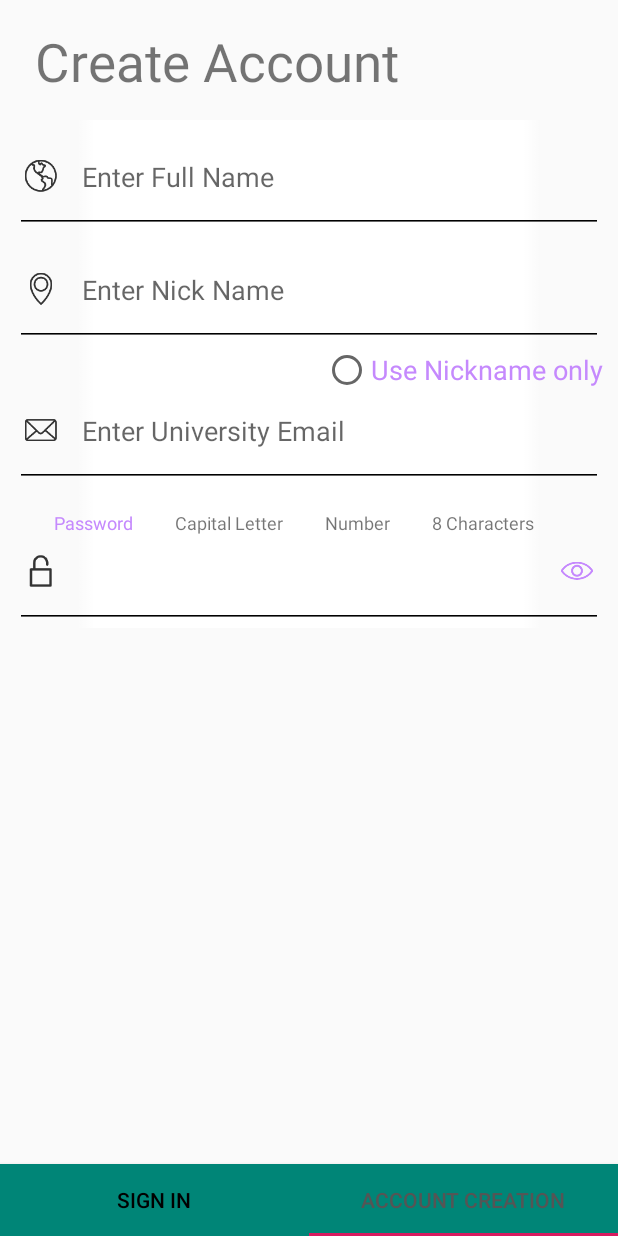
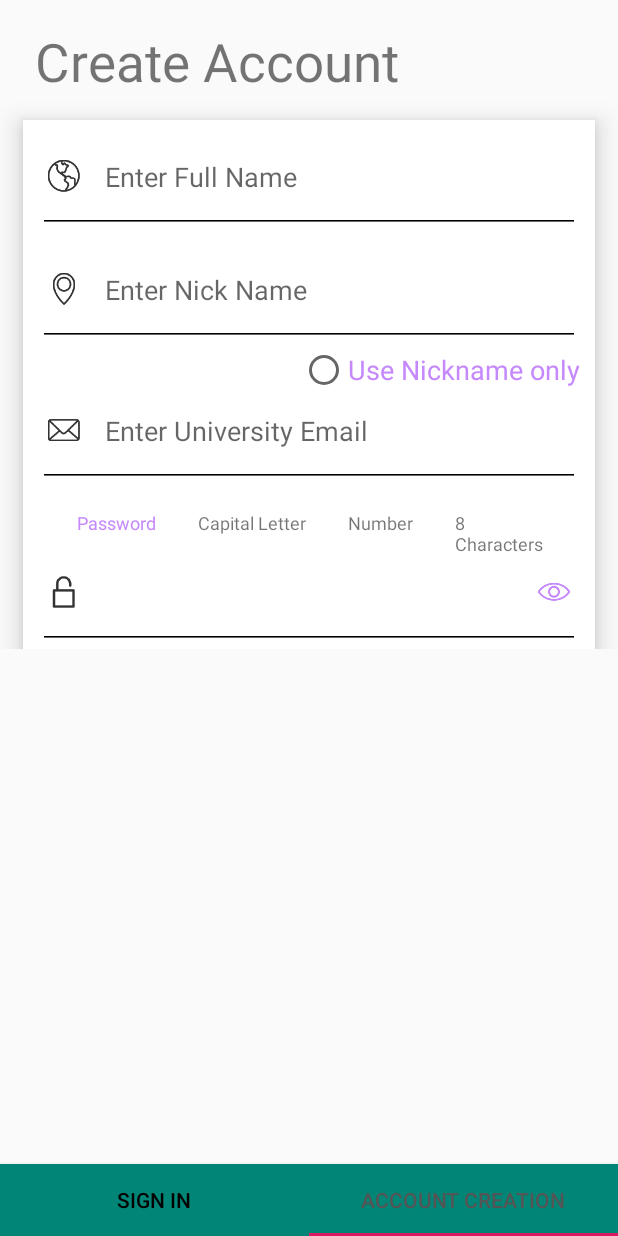
Before and after one commit to arnavk2319/StaticManage, an Android app: the screen it shows after launch (AccountCreation), item 2 of the bottom bar chosen, on a phone screen of 412 x 824 dp. Run offline under Robolectric (Android 15) with nearby library versions, the phone set to English and light mode, and no system bars.

Commit message:
updated background on activity

```diff
--- a/app/src/main/java/com/contentful/hello/android/SignUpFragment.java
+++ b/app/src/main/java/com/contentful/hello/android/SignUpFragment.java
@@ -9,6 +9,7 @@ import android.view.View;
 import android.view.ViewGroup;
 import android.widget.CompoundButton;
 import android.widget.EditText;
+import android.widget.LinearLayout;
 import android.widget.RadioButton;
 import android.widget.RadioGroup;
 import android.widget.TextView;
@@ -18,6 +19,7 @@ public class SignUpFragment extends Fragment {
     TextView createAccountTextView,passwordTextView,capitalTextView,numberTextView,eightCharTextView;
     EditText fullNameEditText,nickNameEditText,emailEditText,passwordEditText;
     RadioButton nickNameRadioButton;
+    LinearLayout linearLayout;
 
     @Nullable
     @Override
@@ -37,6 +39,9 @@ public class SignUpFragment extends Fragment {
 
         nickNameRadioButton = view.findViewById(R.id.nicknameRadioButton);
 
+        linearLayout = view.findViewById(R.id.linearLayout);
+        linearLayout.setElevation((float)15.0);
+
         return view;
 
     }
--- a/app/src/main/res/drawable/myrect.xml
+++ b/app/src/main/res/drawable/myrect.xml
@@ -2,5 +2,5 @@
 <shape xmlns:android="http://schemas.android.com/apk/res/android"
     android:shape="rectangle">
     <solid android:color="#ffffff" />
-    <corners android:radius="50dp" />
+    <corners android:radius="0dp" />
 </shape>
--- a/app/src/main/res/layout/sign_up_fragment.xml
+++ b/app/src/main/res/layout/sign_up_fragment.xml
@@ -29,11 +29,14 @@
             android:layout_marginBottom="15dp"/>
 
         <LinearLayout
+            android:id="@+id/linearLayout"
             android:layout_width="match_parent"
             android:layout_height="wrap_content"
             android:orientation="vertical"
-            android:background="@drawable/white_background_sign_up_x"
-            android:elevation="15dp">
+            android:background="@drawable/myrect"
+            android:elevation="15dp"
+            android:layout_marginStart="15dp"
+            android:layout_marginEnd="15dp">
 
             <EditText
                 android:id="@+id/nameEditText"
```
Also changed, not shown: 17 other files.
